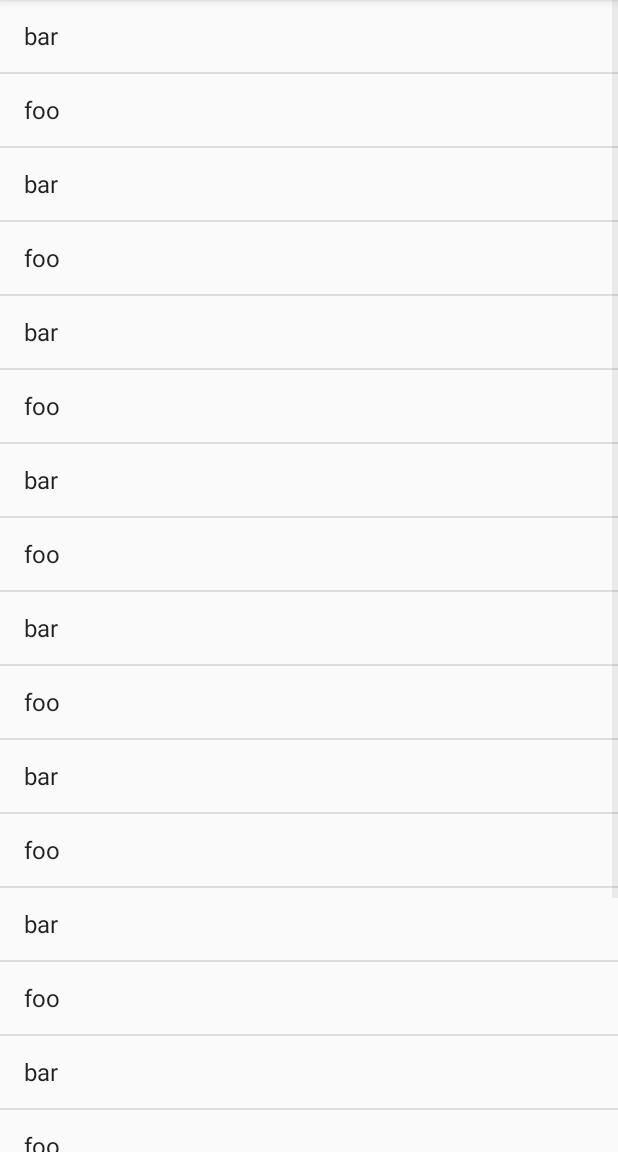
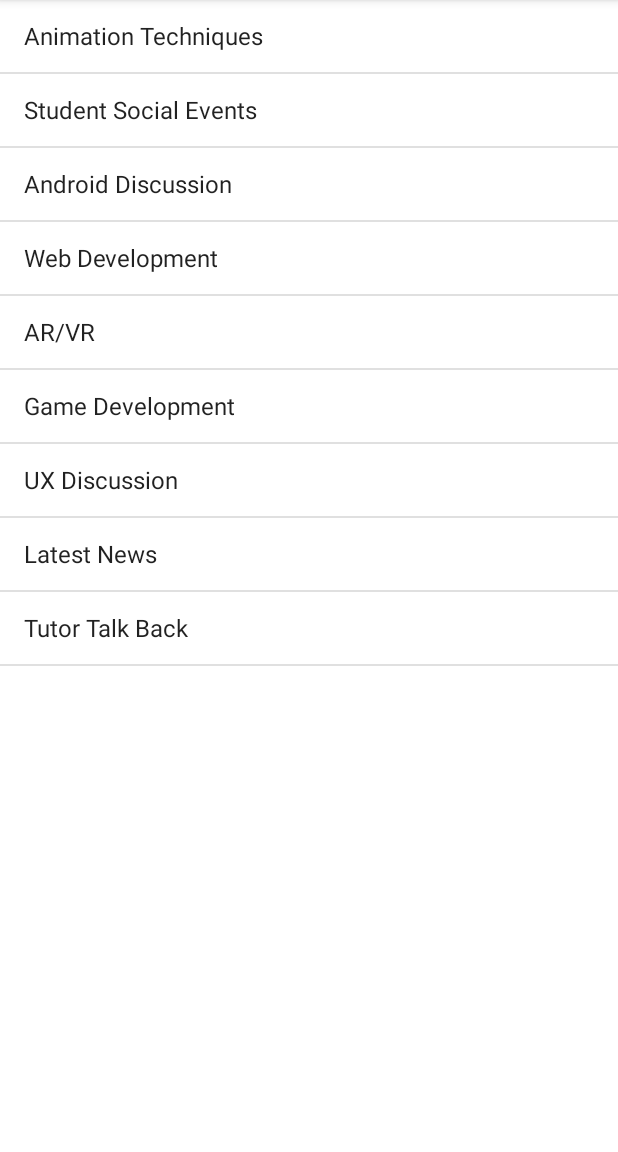
Before and after one commit to GaryMBaker/CS103APP, an Android app: the Forum screen opened directly, with no data from a screen before it, on a phone screen of 412 x 824 dp, the part 84-1236 px from its top. Run offline under Robolectric (Android 15) with nearby library versions, the phone set to English and light mode, and no system bars.

Commit message:
update to frontend icons and added list items reducing i=1

```diff
--- a/app/src/main/java/gbdssmp/cs103/ames/ac/gbdssmp/Forum.java
+++ b/app/src/main/java/gbdssmp/cs103/ames/ac/gbdssmp/Forum.java
@@ -27,9 +27,16 @@ public class Forum extends AppCompatActivity {
         // you already have yours).
         List<String> your_array_list = new ArrayList<String>();
 
-        for (int i=0; i<10; i++) {
-            your_array_list.add("bar");
-            your_array_list.add("foo");
+        for (int i=0; i<1; i++) {
+            your_array_list.add("Animation Techniques");
+            your_array_list.add("Student Social Events");
+            your_array_list.add("Android Discussion");
+            your_array_list.add("Web Development");
+            your_array_list.add("AR/VR");
+            your_array_list.add("Game Development");
+            your_array_list.add("UX Discussion");
+            your_array_list.add("Latest News");
+            your_array_list.add("Tutor Talk Back");
         }
         // This is the array adapter, it takes the context of the activity as a
         // first parameter, the type of list view as a second parameter and your
--- a/app/src/main/res/layout/activity_forum.xml
+++ b/app/src/main/res/layout/activity_forum.xml
@@ -10,6 +10,7 @@
     <ListView
         android:layout_width="match_parent"
         android:layout_height="match_parent"
+        android:background="#fff"
         android:id="@+id/messagesList">
 
     </ListView>
--- a/app/src/main/res/layout/activity_message.xml
+++ b/app/src/main/res/layout/activity_message.xml
@@ -9,6 +9,7 @@
     <ListView
         android:layout_width="match_parent"
         android:layout_height="match_parent"
+        android:background="#fff"
         android:id="@+id/messagesList">
 
     </ListView>
```
Also changed, not shown: app/src/main/java/gbdssmp/cs103/ames/ac/gbdssmp/Message.java (+10 -3 lines), app/src/main/res/layout/activity_main.xml (+23 -16 lines), app/src/main/res/drawable/chat.jpg (added), app/src/main/res/drawable/forum.jpg (added).
